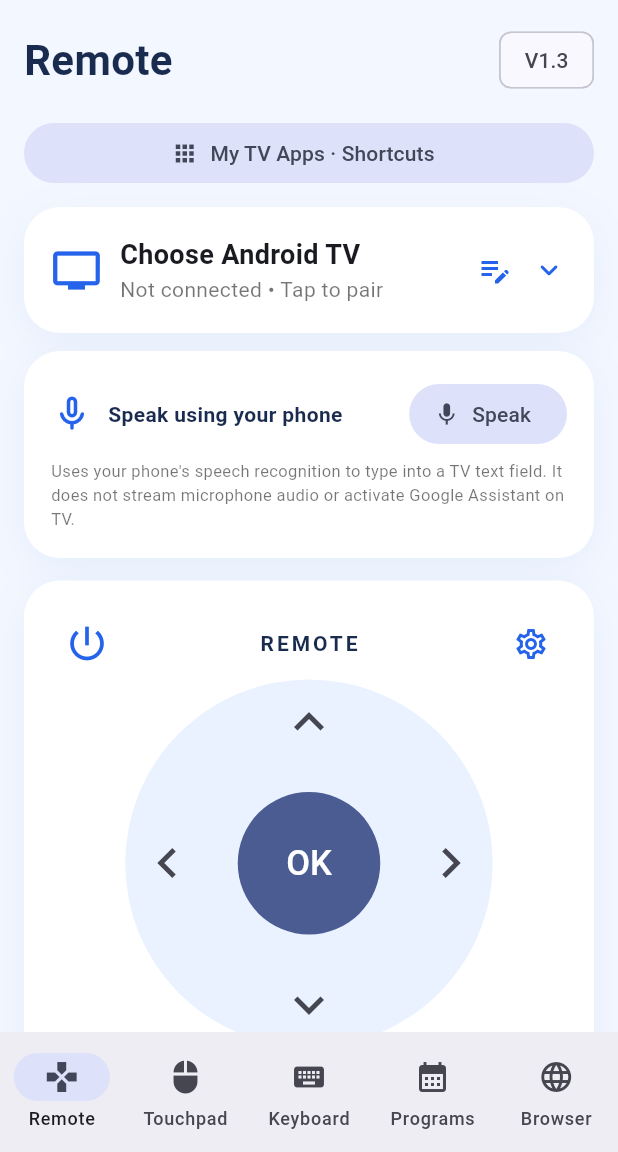
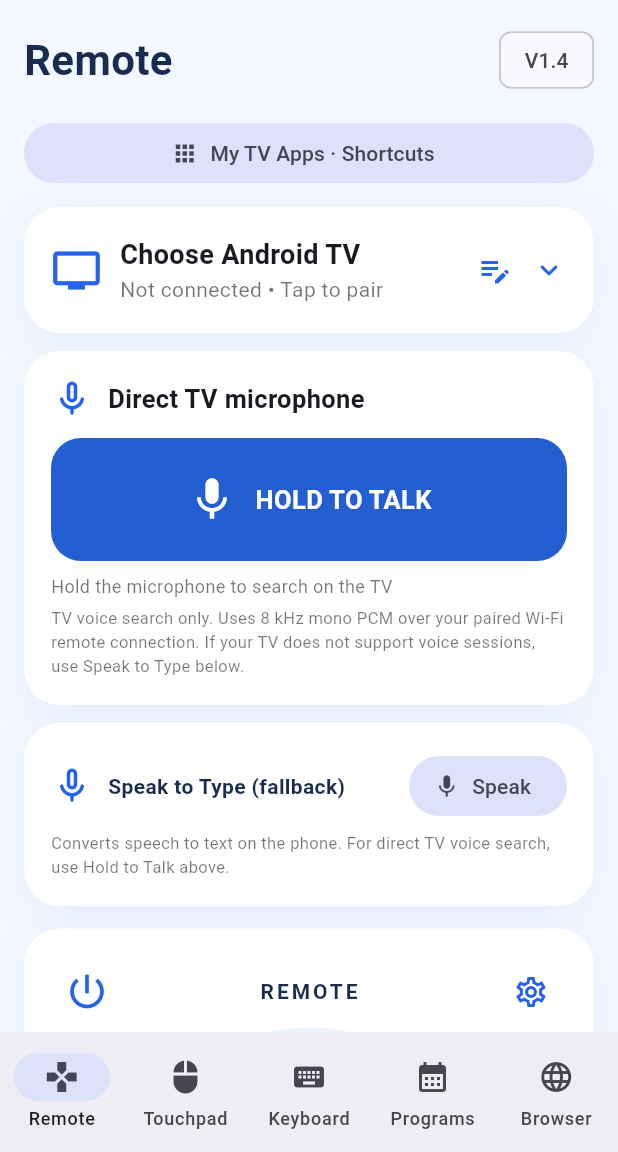
Before and after one commit to Programmer-s-Picnic/tv, a Flutter app: the screen it shows after launch, on a phone screen of 412 x 824 dp, the part 84-1236 px from its top. Run offline on Flutter 3.47's test engine with Material 3 defaults, Android fonts, the phone set to English and light mode, and no system bars; our stand-ins replace file_picker, shared_preferences, speech_to_text; missing offline and left inert: android_tv_remote, record.

Commit message:
Integrate direct TV voice streaming with existing speech-to-text fallback in V1.4 UI

```diff
--- a/phone_remote/lib/main.dart
+++ b/phone_remote/lib/main.dart
@@ -7,6 +7,7 @@
 import 'bluetooth_power.dart';
 import 'tv_install_panel.dart';
 import 'tv_apps_panel.dart';
+import 'tv_voice_panel.dart';
 import 'package:android_tv_remote/android_tv_remote.dart';
 const blue=Color(0xff2563eb),ink=Color(0xff192b4e);
 Future<void> main() async { WidgetsFlutterBinding.ensureInitialized(); await TvLink.instance.initialize(); runApp(const RemoteApp()); }
@@ -428,11 +429,18 @@
    const Icon(Icons.expand_more_rounded,color:blue),
  ]))),
   const SizedBox(height:12),
+  panel(TvVoicePanel(beforeStart:() async {
+    if(listening) {
+      await speech.stop();
+      if(mounted) setState(() => listening=false);
+    }
+  })),
+  const SizedBox(height:12),
   panel(Column(crossAxisAlignment:CrossAxisAlignment.stretch,children:[
     Row(children:[
       Icon(listening?Icons.mic:Icons.mic_none_rounded,color:blue,size:28),
       const SizedBox(width:10),
-      const Expanded(child:Text('Speak using your phone',style:TextStyle(fontWeight:FontWeight.bold,color:ink))),
+      const Expanded(child:Text('Speak to Type (fallback)',style:TextStyle(fontWeight:FontWeight.bold,color:ink))),
       FilledButton.tonalIcon(onPressed:toggleMicrophone,
         icon:Icon(listening?Icons.stop_circle_outlined:Icons.mic),
         label:Text(listening?'Stop':'Speak'))
@@ -445,7 +453,7 @@
         label:const Text('Send spoken words to TV'))
     ],
     const SizedBox(height:6),
-    const Text('Uses your phone\'s speech recognition to type into a TV text field. It does not stream microphone audio or activate Google Assistant on TV.',
+    const Text('Converts speech to text on the phone. For direct TV voice search, use Hold to Talk above.',
       style:TextStyle(fontSize:11,color:Colors.black54))
   ])),
   const SizedBox(height:15),panel(Column(children:[
@@ -572,7 +580,7 @@
    body:SafeArea(child:SingleChildScrollView(padding:const EdgeInsets.all(16),
     child:Column(crossAxisAlignment:CrossAxisAlignment.stretch,children:[
      Row(children:[Text(names[page],style:const TextStyle(fontSize:28,color:ink,fontWeight:FontWeight.bold)),
-      const Spacer(),const Chip(label:Text('V1.3'))]),const SizedBox(height:14),
+      const Spacer(),const Chip(label:Text('V1.4'))]),const SizedBox(height:14),
      pages[page],const SizedBox(height:28),
      const Center(child:Text('Developed and maintained by Champak Roy',
       style:TextStyle(fontSize:11,color:Colors.black38)))]))),
```
